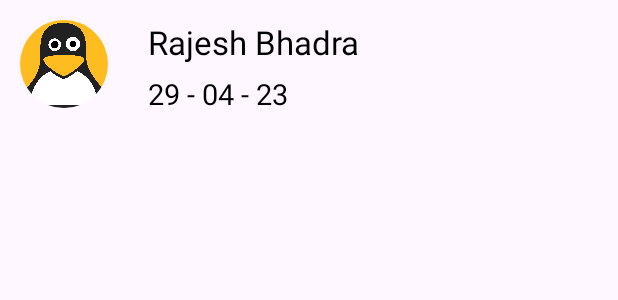
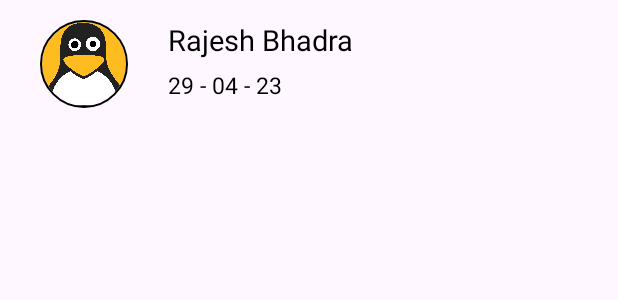
Before and after one commit to vagabon-09/social_share, an Android app: the layout single_history_view.xml on its own in the app's theme, with its tools: preview values and no code run, on a phone screen of 412 x 824 dp. Shown: the top 300 px of the screen. Run offline under Robolectric (Android 15) with nearby library versions, the phone set to English and light mode, and no system bars.

```diff
--- a/app/src/main/res/layout/fragment_history.xml
+++ b/app/src/main/res/layout/fragment_history.xml
@@ -45,13 +45,14 @@
     </androidx.constraintlayout.widget.ConstraintLayout>
 
     <androidx.recyclerview.widget.RecyclerView
-        android:layout_marginTop="@dimen/_10sdp"
+        android:layout_marginTop="@dimen/_20sdp"
         android:id="@+id/friendSearchId"
         android:layout_width="match_parent"
         android:layout_height="0dp"
         app:layout_constraintBottom_toBottomOf="parent"
         app:layout_constraintEnd_toEndOf="parent"
         app:layout_constraintStart_toStartOf="parent"
+        tools:listitem="@layout/single_history_view"
         app:layout_constraintTop_toBottomOf="@+id/constraintLayout2" />
 
 
--- a/app/src/main/res/layout/single_history_view.xml
+++ b/app/src/main/res/layout/single_history_view.xml
@@ -3,9 +3,14 @@
     xmlns:app="http://schemas.android.com/apk/res-auto"
     xmlns:tools="http://schemas.android.com/tools"
     android:layout_width="match_parent"
-    android:layout_height="match_parent">
+    android:layout_height="wrap_content"
+    android:layout_marginStart="@dimen/_10sdp"
+    android:layout_marginEnd="@dimen/_10sdp"
+    android:layout_marginBottom="@dimen/_10sdp">
 
     <de.hdodenhof.circleimageview.CircleImageView
+        app:civ_border_color="@color/black"
+        app:civ_border_width="@dimen/_1sdp"
         android:layout_margin="@dimen/_10sdp"
         android:id="@+id/circleImageView"
         android:layout_width="@dimen/_45sdp"
@@ -25,21 +30,23 @@
         app:layout_constraintTop_toTopOf="@+id/circleImageView" >
 
         <TextView
-            android:layout_marginStart="@dimen/_10sdp"
-            android:textColor="@color/black"
-            android:textSize="@dimen/_17sdp"
+            android:id="@+id/sf_user_name"
             android:layout_width="wrap_content"
             android:layout_height="wrap_content"
-            android:text="Rajesh Bhadra" />
+            android:layout_marginStart="@dimen/_10sdp"
+            android:text="@string/history_user_name"
+            android:textColor="@color/black"
+            android:textSize="@dimen/_15sdp" />
 
         <TextView
-            android:textColor="@color/black"
-            android:textSize="@dimen/_15sdp"
-            android:layout_marginTop="@dimen/_5sdp"
-            android:layout_marginStart="@dimen/_10sdp"
+            android:id="@+id/sf_user_date"
             android:layout_width="wrap_content"
             android:layout_height="wrap_content"
-            android:text="29 - 04 - 23"/>
+            android:layout_marginStart="@dimen/_10sdp"
+            android:layout_marginTop="@dimen/_5sdp"
+            android:text="@string/date"
+            android:textColor="@color/black"
+            android:textSize="@dimen/_12sdp" />
     </LinearLayout>
 
 </androidx.constraintlayout.widget.ConstraintLayout>
--- a/app/src/main/res/values/strings.xml
+++ b/app/src/main/res/values/strings.xml
@@ -98,6 +98,8 @@
     <string name="scan_qr">Scan QR</string>
     <string name="image_search_button">Image search button</string>
     <string name="search_your_friends">Search Your Friends</string>
+    <string name="date">29 - 04 - 23</string>
+    <string name="history_user_name">Rajesh Bhadra</string>
 
 
 </resources>
```
Also changed, not shown: app/src/main/java/com/sharebysocial/com/Fragment/HistoryFragment.java (+19 -13 lines), app/src/main/java/com/sharebysocial/com/Helper/DateConverter.java (added, +15 -0 lines), app/src/main/java/com/sharebysocial/com/RoomDB/Adapter/HistoryAdapter.java (added, +72 -0 lines).
